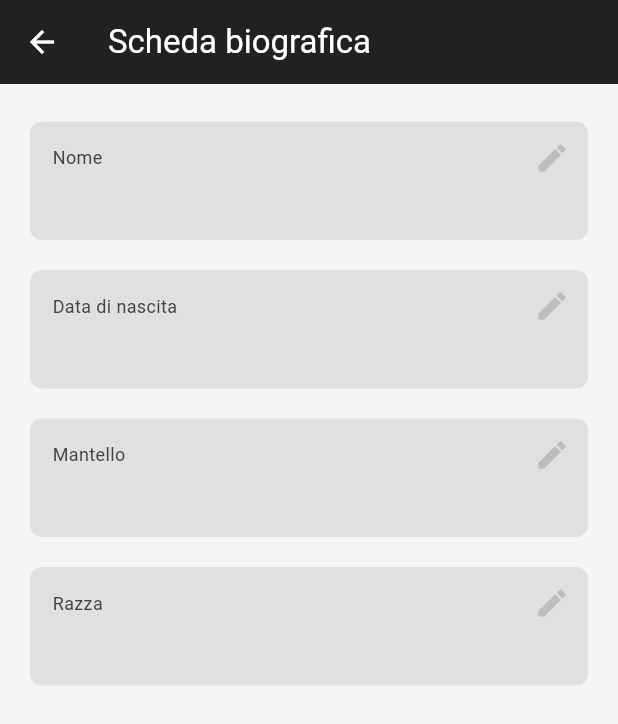
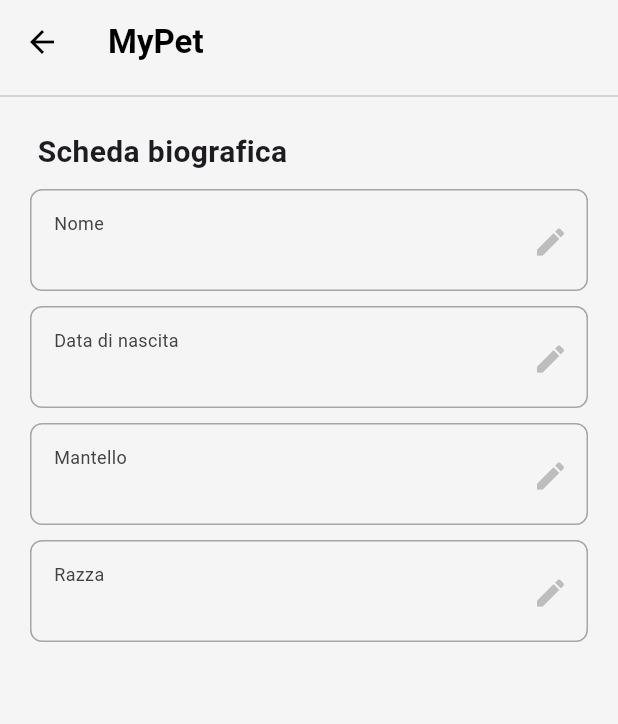
Before and after one commit to alfredocarta/MyPet, a Flutter app: the SchedaBiograficaScreen screen opened directly, on a phone screen of 412 x 824 dp. Shown: the top 724 px of the screen. Run offline on Flutter 3.47's test engine with Material 3 defaults, Android fonts, the phone set to English and light mode, and no system bars; our stand-ins replace cloud_firestore, firebase_auth, firebase_core, get, google_nav_bar, google_sign_in; accounts and stored records are empty; network calls fail.

Commit message:
aggiornamenti tema

```diff
--- a/lib/components/login_app_bar.dart
+++ b/lib/components/appbar/back_app_bar.dart
@@ -1,15 +1,15 @@
 import 'package:flutter/material.dart';
 import 'package:get/get.dart';
 
-class LoginAppBar extends StatelessWidget implements PreferredSizeWidget {
-  const LoginAppBar({
-    Key? key,
+class BackAppBar extends StatelessWidget implements PreferredSizeWidget {
+  const BackAppBar({
+    super.key,
     this.title,
     this.actions,
     this.loadingIcon,
     this.loadingOnPressed,
     this.showBackArrow = true,
-  }) : super(key: key);
+  });
 
   final Widget? title;
   final bool showBackArrow;
@@ -20,10 +20,21 @@ class LoginAppBar extends StatelessWidget implements PreferredSizeWidget {
   @override
   Widget build(BuildContext context) {
     return AppBar(
-      backgroundColor: Colors.grey[900],
+      backgroundColor: Colors.grey[100],
       automaticallyImplyLeading: true,
-      leading: null,
       title: title,
+      leading: showBackArrow
+          ? IconButton(
+              onPressed: () => Get.back(),
+              icon: const Icon(Icons.arrow_back, color: Colors.black),
+            )
+          : loadingIcon != null
+              ? IconButton(
+                  onPressed: loadingOnPressed,
+                  icon: Icon(loadingIcon, color: Colors.white),
+                )
+              : null,
+
       actions: actions,
     );
   }
--- a/lib/components/back_app_bar.dart
+++ b/lib/components/appbar/login_app_bar.dart
@@ -1,15 +1,15 @@
 import 'package:flutter/material.dart';
 import 'package:get/get.dart';
 
-class BackAppBar extends StatelessWidget implements PreferredSizeWidget {
-  const BackAppBar({
-    super.key,
+class LoginAppBar extends StatelessWidget implements PreferredSizeWidget {
+  const LoginAppBar({
+    Key? key,
     this.title,
     this.actions,
     this.loadingIcon,
     this.loadingOnPressed,
     this.showBackArrow = true,
-  });
+  }) : super(key: key);
 
   final Widget? title;
   final bool showBackArrow;
@@ -20,19 +20,9 @@ class BackAppBar extends StatelessWidget implements PreferredSizeWidget {
   @override
   Widget build(BuildContext context) {
     return AppBar(
-      backgroundColor: Colors.grey[900],
+      backgroundColor: Colors.grey[100],
       automaticallyImplyLeading: true,
-      leading: showBackArrow
-          ? IconButton(
-              onPressed: () => Get.back(),
-              icon: const Icon(Icons.arrow_back, color: Colors.white),
-            )
-          : loadingIcon != null
-              ? IconButton(
-                  onPressed: loadingOnPressed,
-                  icon: Icon(loadingIcon, color: Colors.white),
-                )
-              : null,
+      leading: null,
       title: title,
       actions: actions,
     );
--- a/lib/components/text_box.dart
+++ b/lib/components/text_box.dart
@@ -15,11 +15,12 @@ class MyTextBox extends StatelessWidget {
   Widget build(BuildContext context) {
     return Container(
       decoration: BoxDecoration(
-        color: Colors.grey[300],
+        color: Colors.grey[100],
         borderRadius: BorderRadius.circular(8),
+        border: Border.all(color: const Color.fromARGB(255, 167, 165, 165)),
       ),
-      padding: const EdgeInsets.only(left: 15, bottom: 10),
-      margin: const EdgeInsets.only(left: 20, right: 20, top: 20),
+      padding: const EdgeInsets.only(left: 15, bottom: 8, top: 10),
+      margin: const EdgeInsets.only(left: 20, right: 20, top: 10),
       child: Column(
         crossAxisAlignment: CrossAxisAlignment.start,
         children: [
@@ -27,12 +28,26 @@ class MyTextBox extends StatelessWidget {
             mainAxisAlignment: MainAxisAlignment.spaceBetween,
             children: [
               // section name
+              Column(
+                crossAxisAlignment: CrossAxisAlignment.start,
+                children: [
                   Text(
                     sectionName,
                     style: TextStyle(
                       color: Colors.grey[800],
                       fontSize: 12,
                     ),
+                  ),
+                  Text(
+                    text,
+                    style: const TextStyle(
+                      fontStyle: FontStyle.normal,
+                      fontSize: 17,
+                      color: Colors.black,
+                    ),
+                  ),
+
+                ],
               ),
 
               // edit button
@@ -45,13 +60,7 @@ class MyTextBox extends StatelessWidget {
               ),
             ],
           ),
-          Text(
-            text,
-            style: const TextStyle(
-              fontWeight: FontWeight.bold,
-              fontSize: 15,
-            ),
-          ),
+
         ],
       ),
     );
--- a/lib/pages/login/auth_page.dart
+++ b/lib/pages/login/auth_page.dart
@@ -1,4 +1,4 @@
-import 'package:app/components/navigation_menu.dart';
+import 'package:app/components/navigazione/navigation_menu.dart';
 import 'package:app/pages/login/login_or_register_page.dart';
 import 'package:firebase_auth/firebase_auth.dart';
 import 'package:flutter/material.dart';
--- a/lib/pages/profile/libretto_vaccinale/libretto_vaccinale.dart
+++ b/lib/pages/profile/libretto_vaccinale/libretto_vaccinale.dart
@@ -1,4 +1,4 @@
-import 'package:app/components/back_app_bar.dart';
+import 'package:app/components/appbar/back_app_bar.dart';
 import 'package:flutter/material.dart';
 
 class LibVacc extends StatelessWidget {
--- a/lib/pages/profile/scheda_biografica/scheda_biografica_screen.dart
+++ b/lib/pages/profile/scheda_biografica/scheda_biografica_screen.dart
@@ -1,4 +1,4 @@
-import 'package:app/components/back_app_bar.dart';
+import 'package:app/components/appbar/back_app_bar.dart';
 import 'package:app/components/text_box.dart';
 import 'package:firebase_auth/firebase_auth.dart';
 import 'package:flutter/material.dart';
@@ -65,9 +65,13 @@ class _SchedaBiograficaScreenState extends State<SchedaBiograficaScreen> {
   Widget build(BuildContext context) {
     return Scaffold(
       appBar: const BackAppBar(
-        title: Text(
-          'Scheda biografica',
-          style: TextStyle(color: Colors.white),
+        title: Row(
+          children: [
+            Text(
+              'MyPet',
+              style: TextStyle(color: Colors.black, fontWeight: FontWeight.bold),
+            ),
+          ],
         ),
       ),
       backgroundColor: Colors.grey[100],
@@ -79,38 +83,23 @@ class _SchedaBiograficaScreenState extends State<SchedaBiograficaScreen> {
 
             return ListView(
               children: [
-                /*
-                const SizedBox(height: 25),
-
-                const Icon(
-                  Icons.person,
-                  size: 72,
-                ),
-
-                Text(
-                  currentUser.email!,
-                  textAlign: TextAlign.center,
-                  style: TextStyle(color: Colors.grey[700]),
-                ),
-
-                const SizedBox(height: 20),
-
-                Padding(
-                  padding: const EdgeInsets.only(left: 25.0),
-                  child: Text(
-                    'Scheda biografica',
-                    style: TextStyle(color: Colors.grey[600]),
+                const Divider(),
+                const SizedBox(height: 15),
+                const Padding(
+                  padding: EdgeInsets.only(left: 25.0),
+                  child: Row(
+                    mainAxisAlignment: MainAxisAlignment.start,
+                    children: [
+                      Text(
+                        "Scheda biografica",
+                        style: TextStyle(
+                          fontWeight: FontWeight.bold,
+                          fontSize: 20,
+                        ),
+                      ),
+                    ],
                   ),
                 ),
-
-                username
-                MyTextBox(
-                  text: userData['username'],
-                  sectionName: 'Username',
-                  onPressed: () => editField('username'),
-                ),*/
-
-                const SizedBox(height: 5),
 
                 // Nome
                 MyTextBox(
--- a/lib/pages/profile/trattamenti antiparassitari/tratt_ant.dart
+++ b/lib/pages/profile/trattamenti antiparassitari/tratt_ant.dart
@@ -1,4 +1,4 @@
-import 'package:app/components/back_app_bar.dart';
+import 'package:app/components/appbar/back_app_bar.dart';
 import 'package:flutter/material.dart';
 
 class TrattAnt extends StatelessWidget {
```
Also changed, not shown: lib/components/navigazione/navigation_menu.dart (renamed from lib/components/navigation_menu.dart, +15 -14 lines), lib/pages/home_page.dart (+12 -54 lines), lib/pages/login/forgot_password_page.dart (+16 -6 lines), lib/pages/login/login_page.dart (+19 -14 lines), lib/pages/login/register_page.dart (+19 -14 lines), lib/pages/profile/scheda_biografica/go_to_profile.dart (+10 -9 lines), lib/pages/profile_page.dart (+8 -7 lines), lib/components/appbar/custom_app_bar.dart (renamed from lib/components/custom_app_bar.dart), lib/components/navigazione/navigation_service.dart (renamed from lib/components/navigation_service.dart). Lines whose indentation alone changed are shown as unchanged.
